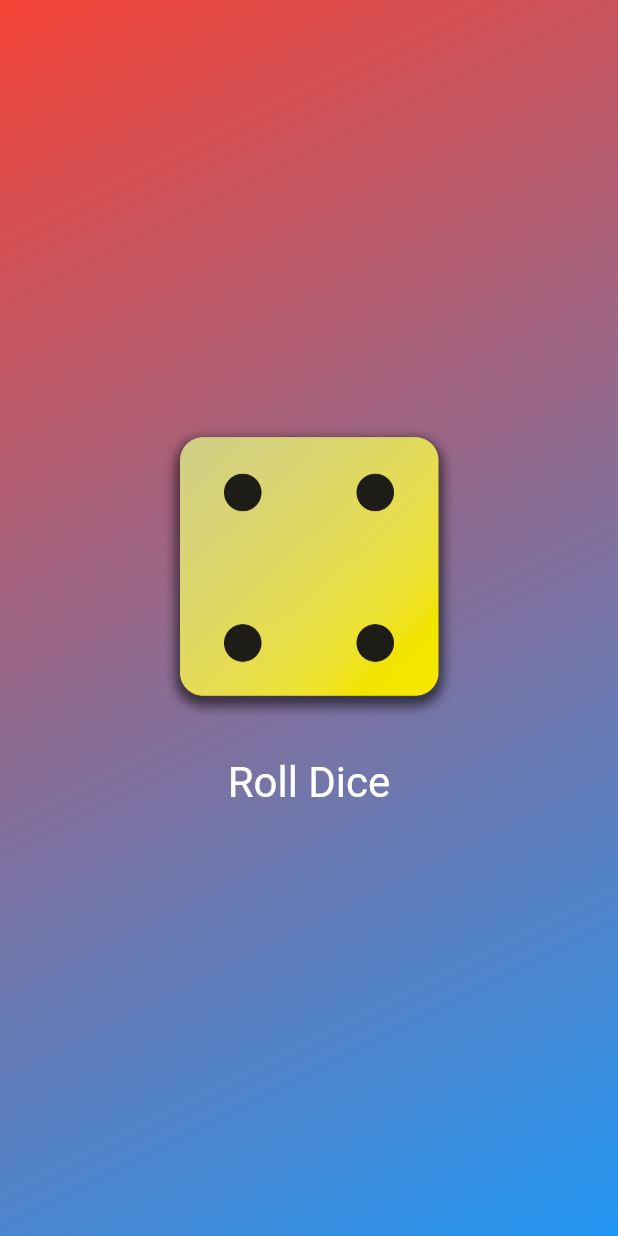
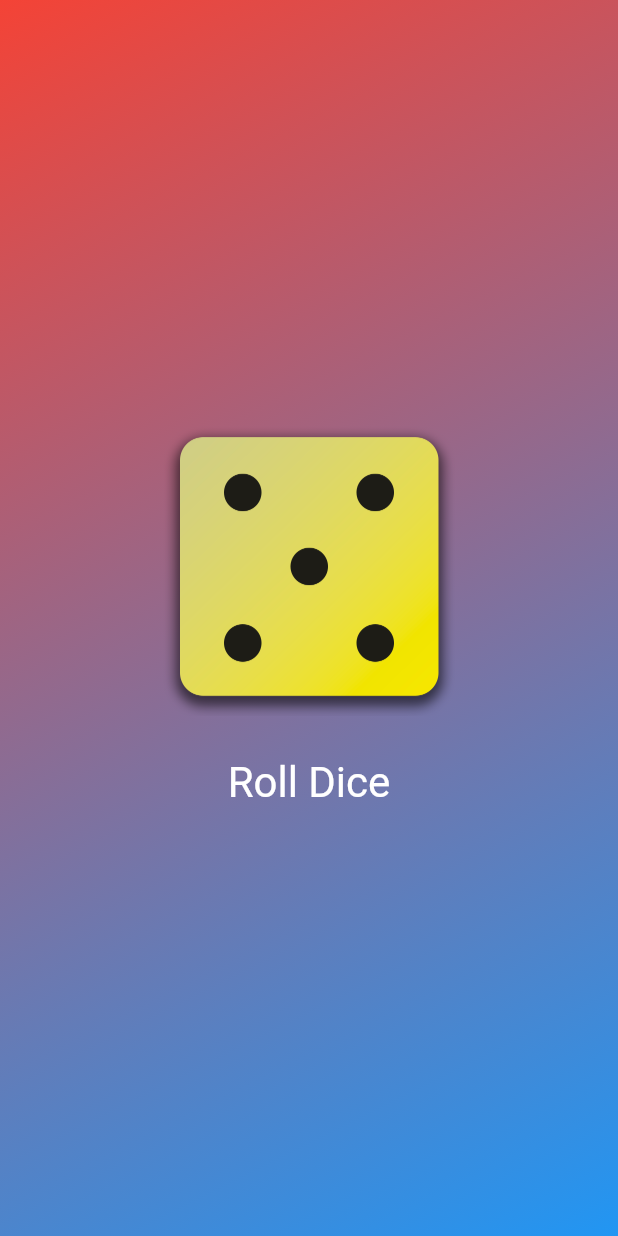
Before and after one commit to sibeux/flutter_mobile, a Flutter app: the screen it shows after launch, after a tap on "Roll Dice", on a phone screen of 412 x 824 dp. Run offline on Flutter 3.47's test engine with Material 2 defaults, Android fonts, the phone set to English and light mode, and no system bars.

```diff
--- a/lib/udemy_max/dice_roller.dart
+++ b/lib/udemy_max/dice_roller.dart
@@ -1,4 +1,7 @@
 import 'package:flutter/material.dart';
+import 'dart:math';
+
+final randomizer = Random();
 
 class DiceRoller extends StatefulWidget {
   const DiceRoller({
@@ -12,11 +15,11 @@ class DiceRoller extends StatefulWidget {
 }
 
 class _DiceRollerState extends State<DiceRoller> {
-  var activeDice = 'assets/images/dice-images/dice-2.png';
+  var currentDice = 1;
 
   void rollDice() {
     setState(() {
-      activeDice = 'assets/images/dice-images/dice-4.png';
+      currentDice = randomizer.nextInt(6) + 1; // 0-5 + 1 = 1-6
     });
   }
 
@@ -26,7 +29,7 @@ class _DiceRollerState extends State<DiceRoller> {
       mainAxisSize: MainAxisSize.min,
       children: [
         Image.asset(
-          activeDice,
+          'assets/images/dice-images/dice-$currentDice.png',
           width: 200,
         ),
         const SizedBox(height: 20),
```
